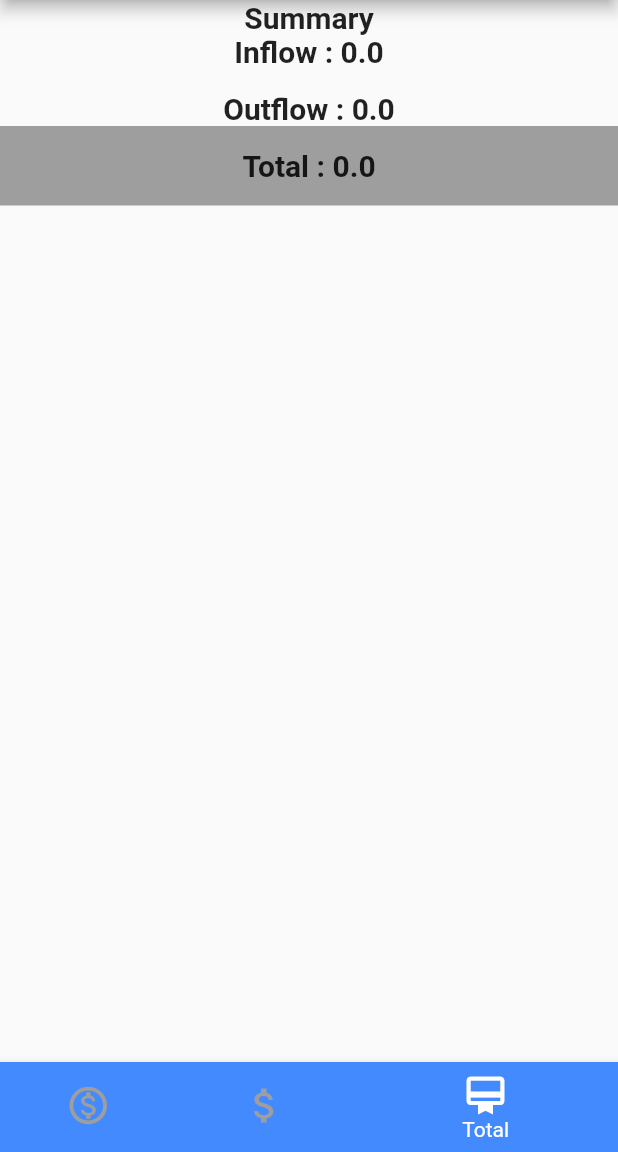
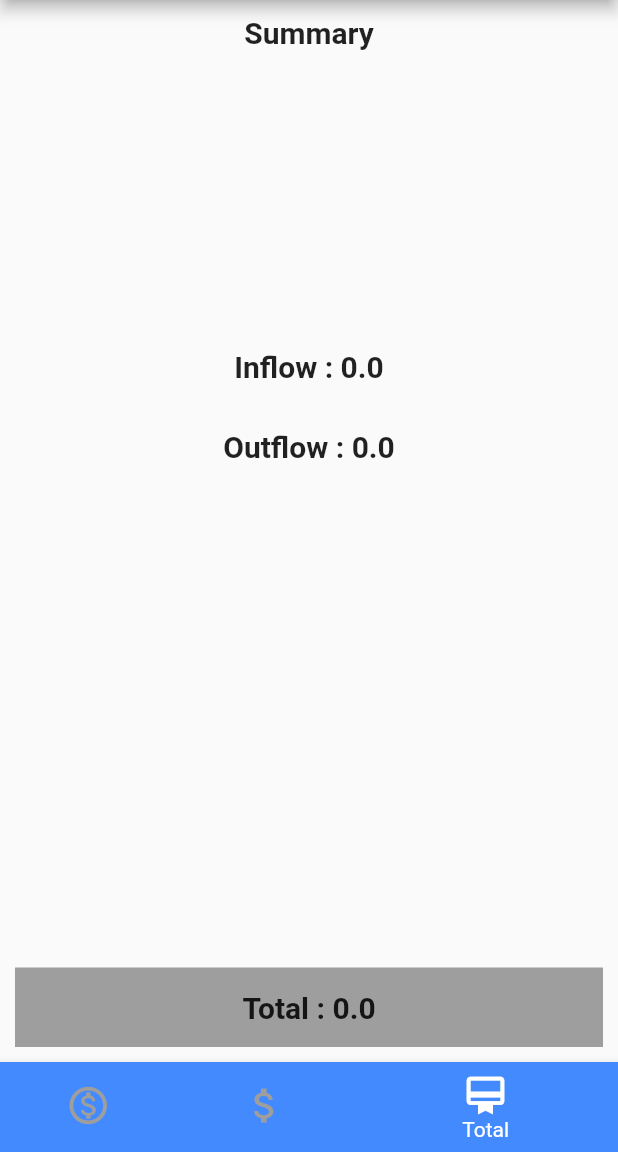
Before and after one commit to AathiKrishna21/Accounts-Book, a Flutter app: the AccountBook screen opened by its route, item 3 of the bottom bar chosen, on a phone screen of 412 x 824 dp, the part 84-1236 px from its top. Run offline on Flutter 3.47's test engine with Material 2 defaults, Android fonts, the phone set to English and light mode, and no system bars; our stand-ins replace sqflite; accounts and stored records are empty.

Commit message:
realtime add update

```diff
--- a/lib/database.dart
+++ b/lib/database.dart
@@ -95,9 +95,9 @@ class SQLiteDbProvider {
     });
     return trxns;
   }
-  gettotal(String str) async {
+  gettotal(int title,int is_gain) async {
     final db = await database;
-    List<Map<String,dynamic>> results = await db.rawQuery("SELECT tgain,tspend FROM Acct where acct='"+str+"'");
+    List<Map<String,dynamic>> results = await db.rawQuery("SELECT SUM(total) as total FROM Trxn where title="+title.toString()+" AND is_gain="+is_gain.toString());
     return results.toList();
   }
    getAcctById(int id) async {
--- a/lib/pages/total.dart
+++ b/lib/pages/total.dart
@@ -1,3 +1,4 @@
+import 'package:accounts_book/database.dart';
 import 'package:accounts_book/models/acct_class.dart';
 import 'package:flutter/material.dart';
 import 'package:flutter/painting.dart';
@@ -11,27 +12,48 @@ class Total extends StatefulWidget {
 }
 
 class _TotalState extends State<Total> {
+  double inflow=0.00,outflow=0.00;
+  gettotal() async{
+    var t=(await SQLiteDbProvider.db.gettotal(widget.acct.id, 1))[0]["total"];
+    var s=(await SQLiteDbProvider.db.gettotal(widget.acct.id, 0))[0]["total"];
+    setState(() {
+      inflow= t ?? 0.00;
+      outflow=s ?? 0.00;
+    });
+  }
+  @override
+  void initState() {
+    super.initState();
+    gettotal();
+  }
   @override
   Widget build(BuildContext context) {
-    return Column(
+
+    return Padding(
+      padding: const EdgeInsets.all(10.0),
+      child: Column(
         children: [
           Text("Summary",style: TextStyle(fontWeight: FontWeight.w600,fontSize: 20.0),),
-        Column(
+          SizedBox(height: 200.0,),
+          Expanded(
+            child: Column(
               children: [
-            Text("Inflow : "+ widget.acct.tgain.toString(),style: TextStyle(fontWeight: FontWeight.w600,fontSize: 20.0),),
-            SizedBox(height: 15.0,),
-            Text("Outflow : "+ widget.acct.tspend.toString(),style: TextStyle(fontWeight: FontWeight.w600,fontSize: 20.0),),
+                Text("Inflow : "+ inflow.toString(),style: TextStyle(fontWeight: FontWeight.w600,fontSize: 20.0),),
+                SizedBox(height: 30.0,),
+                Text("Outflow : "+ outflow.toString(),style: TextStyle(fontWeight: FontWeight.w600,fontSize: 20.0),),
               ],
+            ),
           ),
           Container(
             width: double.maxFinite,
             color: Colors.grey,
             padding: EdgeInsets.all(15.0),
             child: Center(
-            child: Text("Total : "+(widget.acct.tgain-widget.acct.tspend).toString(),style: TextStyle(fontSize: 20.0,fontWeight: FontWeight.w600),),
+              child: Text("Total : "+(inflow-outflow).toString(),style: TextStyle(fontSize: 20.0,fontWeight: FontWeight.w600),),
             ),
           )
         ],
+      ),
     );
   }
 }
```
Also changed, not shown: lib/pages/cashInflow.dart (+24 -14 lines), lib/pages/cashoutflow.dart (+24 -14 lines). Lines whose indentation alone changed are shown as unchanged.
